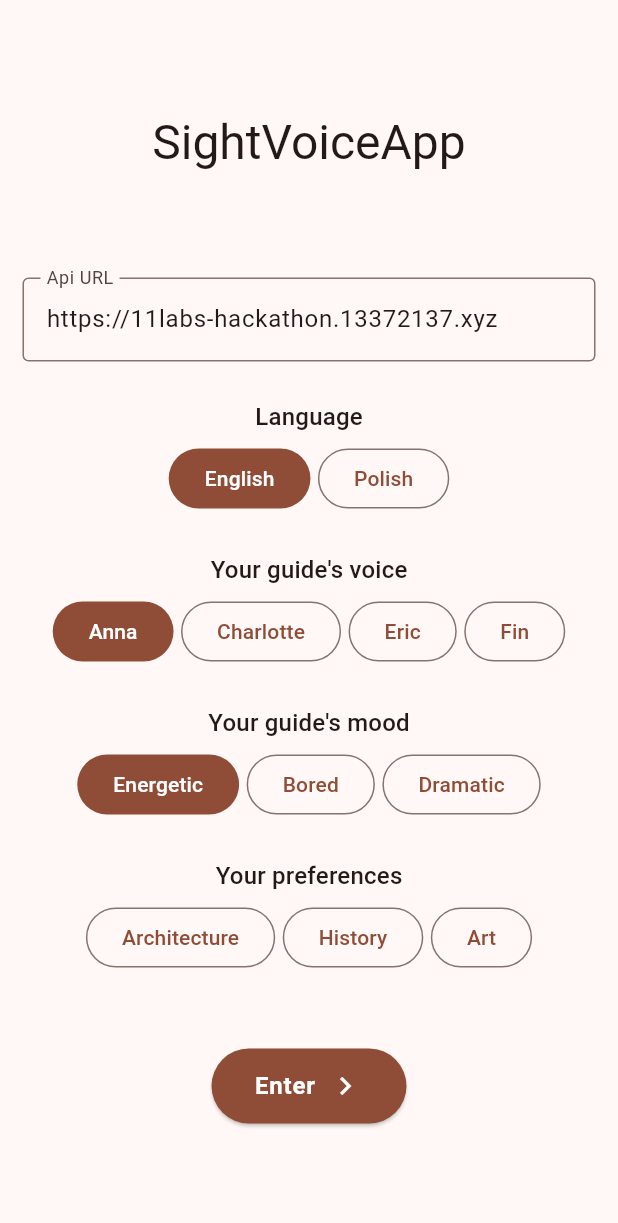
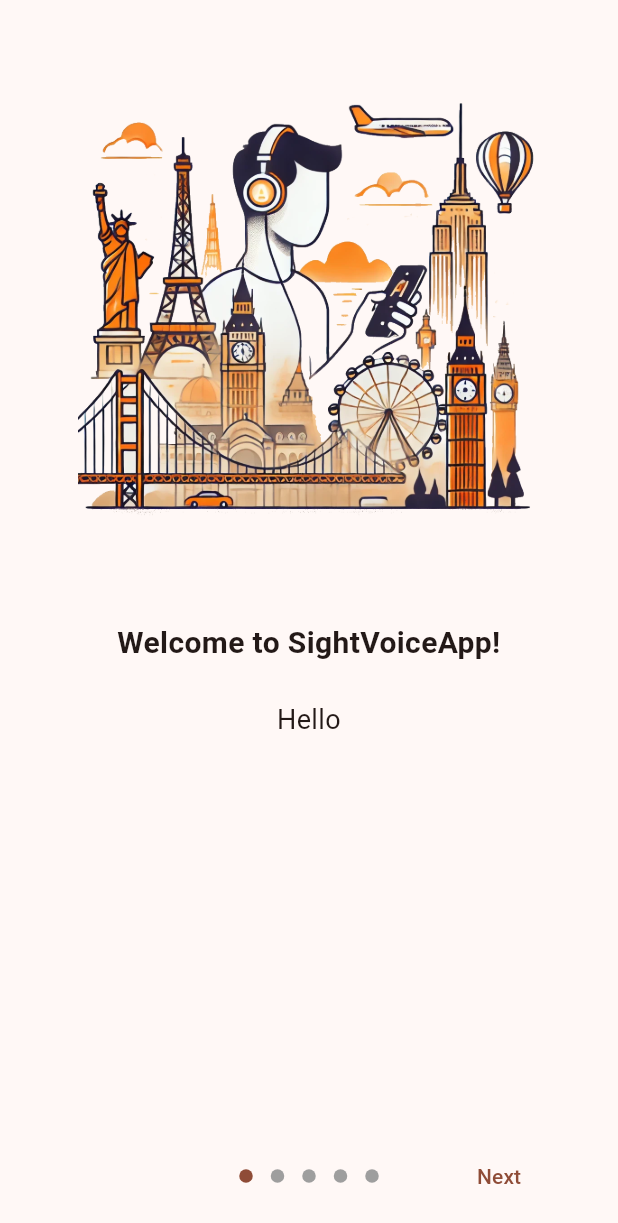
Before and after one commit to fimpro/ElevenLabsChallenge, a Flutter app: the screen it shows after launch, on a phone screen of 412 x 824 dp. Shown: the top 1223 px of the screen. Run offline on Flutter 3.47's test engine with Material 3 defaults, Android fonts, the phone set to English and light mode, and no system bars; drawn by our look-alikes of group_button, introduction_screen; our stand-ins replace flutter_bloc, flutter_map, fluttertoast, geolocator, just_audio, latlong2 and 1 more; missing offline and left inert: dart:js_interop, event, flutter_map_animations, flutter_map_cancellable_tile_provider, flutter_map_location_marker.

Commit message:
app: better start screen

```diff
--- a/sightseeing_app/lib/main.dart
+++ b/sightseeing_app/lib/main.dart
@@ -2,7 +2,7 @@ import 'package:flutter/foundation.dart';
 import 'package:flutter/material.dart';
 import 'package:flutter_bloc/flutter_bloc.dart';
 import 'package:sightseeing_app/pages/map/map.dart';
-import 'package:sightseeing_app/pages/start.dart';
+import 'package:sightseeing_app/pages/start_new.dart';
 import 'package:sightseeing_app/services/demo_ui/demo_ui.dart';
 import 'package:sightseeing_app/state/audio.dart';
 import 'package:sightseeing_app/state/config.dart';
--- /dev/null
+++ b/sightseeing_app/lib/pages/start_new.dart
@@ -0,0 +1,148 @@
+import 'package:flutter/material.dart';
+import 'package:flutter_bloc/flutter_bloc.dart';
+import 'package:fluttertoast/fluttertoast.dart';
+import 'package:introduction_screen/introduction_screen.dart';
+
+import '../components/button_group_select.dart';
+import '../models/config.dart';
+import '../services/api.dart';
+import '../services/location.dart';
+import '../state/config.dart';
+
+class StartScreen extends StatefulWidget {
+  const StartScreen({super.key});
+
+  @override
+  State<StartScreen> createState() => _StartScreenState();
+}
+
+class _StartScreenState extends State<StartScreen> {
+  Future<void> _checkLocation() async {
+    try {
+      await checkLocationPermission();
+    } catch (e) {
+      Fluttertoast.showToast(
+        msg: "Location permission disabled",
+        toastLength: Toast.LENGTH_SHORT,
+        gravity: ToastGravity.CENTER,
+      );
+    }
+  }
+
+  Future<void> _startApp() async {
+    await _checkLocation();
+    if (!mounted) return;
+
+    var config = context.read<ConfigCubit>();
+    if (!mounted) return;
+
+    await tryApi(() => apiController.createToken(config.state), doThrow: true);
+    if (!mounted) return;
+
+    Navigator.of(context).pushNamed('/map');
+  }
+
+
+  @override
+  Widget build(BuildContext context) {
+    return BlocBuilder<ConfigCubit, ConfigState>(
+      builder: (context, config) => IntroductionScreen(
+        next: const Text("Next"),
+        done: const Text("Let's go!"),
+        back: const Text("Back"),
+        showBackButton: true,
+        onDone: () {
+          _startApp();
+        },
+        pages: [
+          PageViewModel(
+            title: "Welcome to SightVoiceApp!",
+            body: "Hello",
+            image: const Padding(
+              padding: EdgeInsets.only(top: 50),
+              child: Image(image: AssetImage('assets/art.png')),
+            ),
+          ),
+          PageViewModel(
+            title: "Select your language",
+            bodyWidget: Column(
+              children: [
+                ButtonGroupSelect<String>(
+                  items: languages,
+                  builder: (item, context) => Text(item),
+                  selectedIndex: languages.indexOf(config.language),
+                  onSelected: (index, item) {
+                    context.read<ConfigCubit>().setLanguage(item);
+                  },
+                ),
+              ],
+            ),
+            image: const Center(
+              child: Icon(Icons.language, size: 50.0),
+            ),
+          ),
+          PageViewModel(
+            title: "Who will be your guide?",
+            bodyWidget: Column(
+              children: [
+                const Text("Choose your guide's voice."),
+                const SizedBox(height: 30),
+                ButtonGroupSelect<String>(
+                  items: voices,
+                  builder: (item, context) => Text(item),
+                  selectedIndex: voices.indexOf(config.voice),
+                  onSelected: (index, item) {
+                    context.read<ConfigCubit>().setVoice(item);
+                  },
+                ),
+              ],
+            ),
+            image: const Center(
+              child: Icon(Icons.record_voice_over, size: 50.0),
+            ),
+          ),
+          PageViewModel(
+            title: "How are you feeling today?",
+            bodyWidget: Column(
+              children: [
+                const Text("Choose your guide's voice tone."),
+                const SizedBox(height: 30),
+                ButtonGroupSelect<String>(
+                    items: moods,
+                    builder: (item, context) => Text(item),
+                    selectedIndex: moods.indexOf(config.emotions),
+                    onSelected: (index, item) {
+                      context.read<ConfigCubit>().setMood(item);
+                    }),
+              ],
+            ),
+            image: const Center(
+              child: Icon(Icons.mood, size: 50.0),
+            ),
+          ),
+          PageViewModel(
+            title: "What do you like the most?",
+            bodyWidget: Column(
+              children: [
+                const Text('Choose your interests.'),
+                const SizedBox(height: 30),
+                ButtonGroupSelect<String>(
+                    items: preferences,
+                    radio: false,
+                    builder: (item, context) => Text(item),
+                    selectedIndexes: config.preferences.map((x) => preferences.indexOf(x)).toList(),
+                    onSelectedMultiple: (indexes) {
+                      context.read<ConfigCubit>().setPreferences(indexes.map((x) => preferences[x]).toList());
+                    }),
+              ],
+            ),
+            image: const Center(
+              child: Icon(Icons.attractions, size: 50.0),
+            ),
+          ),
+
+        ],
+      ),
+    );
+  }
+}
--- a/sightseeing_app/pubspec.yaml
+++ b/sightseeing_app/pubspec.yaml
@@ -51,6 +51,7 @@ dependencies:
   flutter_map_cancellable_tile_provider: ^3.0.2
   web: ^1.1.0
   event: ^3.1.0
+  introduction_screen: ^3.1.14
 #  path_provider: ^2.1.4
 #  dio: ^5.7.0
 
@@ -78,9 +79,8 @@ flutter:
   uses-material-design: true
 
   # To add assets to your application, add an assets section, like this:
-  # assets:
-  #   - images/a_dot_burr.jpeg
-  #   - images/a_dot_ham.jpeg
+  assets:
+     - assets/art.png
 
   # An image asset can refer to one or more resolution-specific "variants", see
   # https://flutter.dev/to/resolution-aware-images
```
Also changed, not shown: sightseeing_app/assets/art.png (added), sightseeing_app/pubspec.lock.
